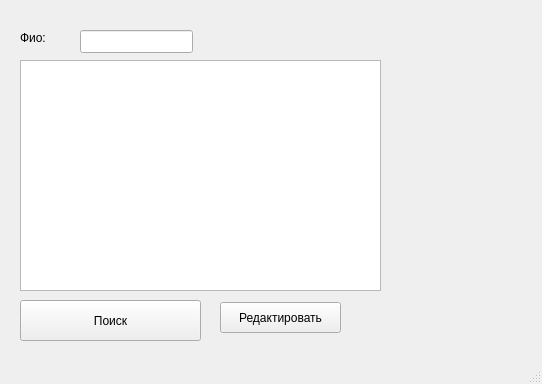
Qt form source/search_window.ui (devBibin/database) before a commit.
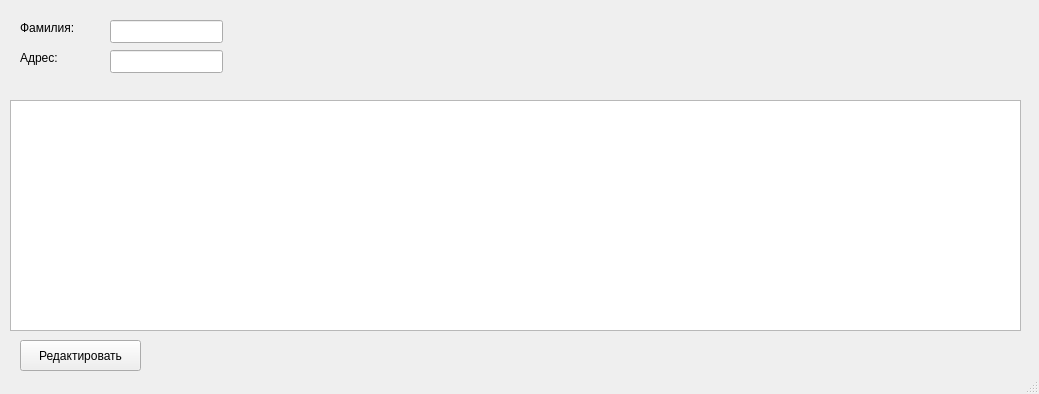
The same form after that commit.

The edit to the form file:
```diff
--- a/source/search_window.ui
+++ b/source/search_window.ui
@@ -6,8 +6,8 @@
    <rect>
     <x>0</x>
     <y>0</y>
-    <width>542</width>
-    <height>384</height>
+    <width>1039</width>
+    <height>394</height>
    </rect>
   </property>
   <property name="windowTitle">
@@ -17,9 +17,9 @@
    <widget class="QTableWidget" name="tbl_search_res">
     <property name="geometry">
      <rect>
-      <x>20</x>
-      <y>60</y>
-      <width>361</width>
+      <x>10</x>
+      <y>100</y>
+      <width>1011</width>
       <height>231</height>
      </rect>
     </property>
@@ -69,37 +69,24 @@
      <bool>false</bool>
     </attribute>
    </widget>
-   <widget class="QPushButton" name="btn_search">
-    <property name="geometry">
-     <rect>
-      <x>20</x>
-      <y>300</y>
-      <width>181</width>
-      <height>41</height>
-     </rect>
-    </property>
-    <property name="text">
-     <string>Поиск</string>
-    </property>
-   </widget>
    <widget class="QLabel" name="label">
     <property name="geometry">
      <rect>
       <x>20</x>
-      <y>30</y>
-      <width>59</width>
-      <height>15</height>
+      <y>20</y>
+      <width>81</width>
+      <height>16</height>
      </rect>
     </property>
     <property name="text">
-     <string>Фио:</string>
+     <string>Фамилия:</string>
     </property>
    </widget>
    <widget class="QLineEdit" name="ln_name">
     <property name="geometry">
      <rect>
-      <x>80</x>
-      <y>30</y>
+      <x>110</x>
+      <y>20</y>
       <width>113</width>
       <height>23</height>
      </rect>
@@ -108,8 +95,8 @@
    <widget class="QPushButton" name="btn_edit">
     <property name="geometry">
      <rect>
-      <x>220</x>
-      <y>302</y>
+      <x>20</x>
+      <y>340</y>
       <width>121</width>
       <height>31</height>
      </rect>
@@ -118,6 +105,32 @@
      <string>Редактировать</string>
     </property>
    </widget>
+   <widget class="QLabel" name="label_2">
+    <property name="geometry">
+     <rect>
+      <x>20</x>
+      <y>50</y>
+      <width>81</width>
+      <height>16</height>
+     </rect>
+    </property>
+    <property name="text">
+     <string>Адрес:</string>
+    </property>
+   </widget>
+   <widget class="QLineEdit" name="ln_adress">
+    <property name="geometry">
+     <rect>
+      <x>110</x>
+      <y>50</y>
+      <width>113</width>
+      <height>23</height>
+     </rect>
+    </property>
+    <property name="text">
+     <string/>
+    </property>
+   </widget>
   </widget>
   <widget class="QStatusBar" name="statusbar"/>
  </widget>
```
